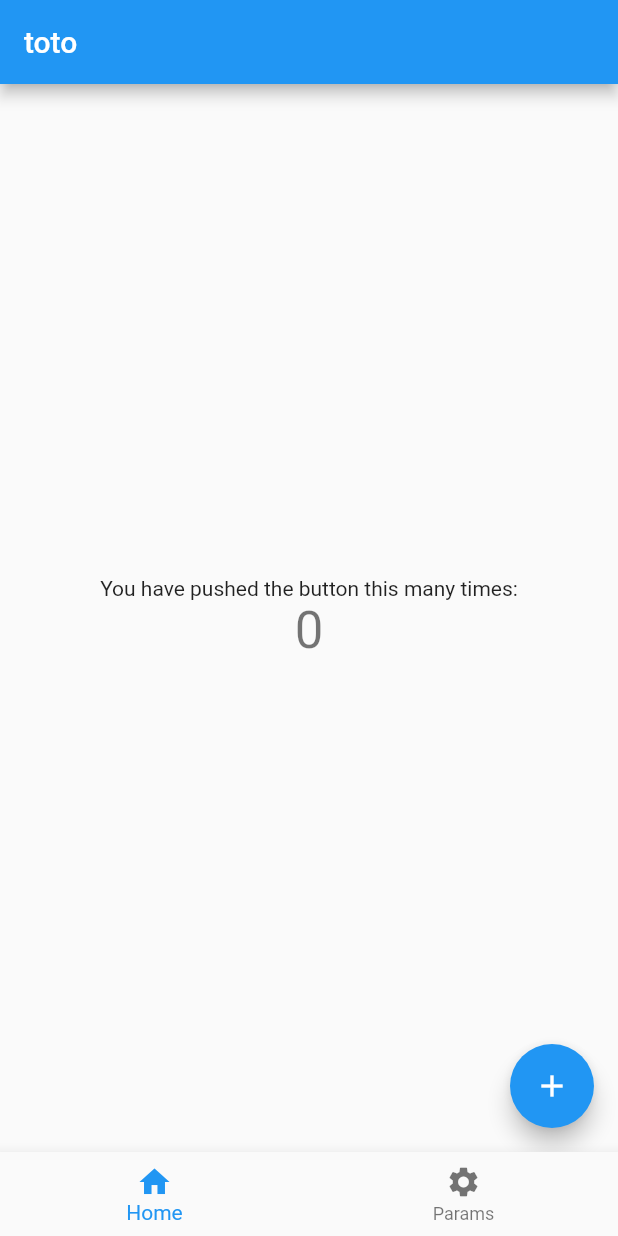
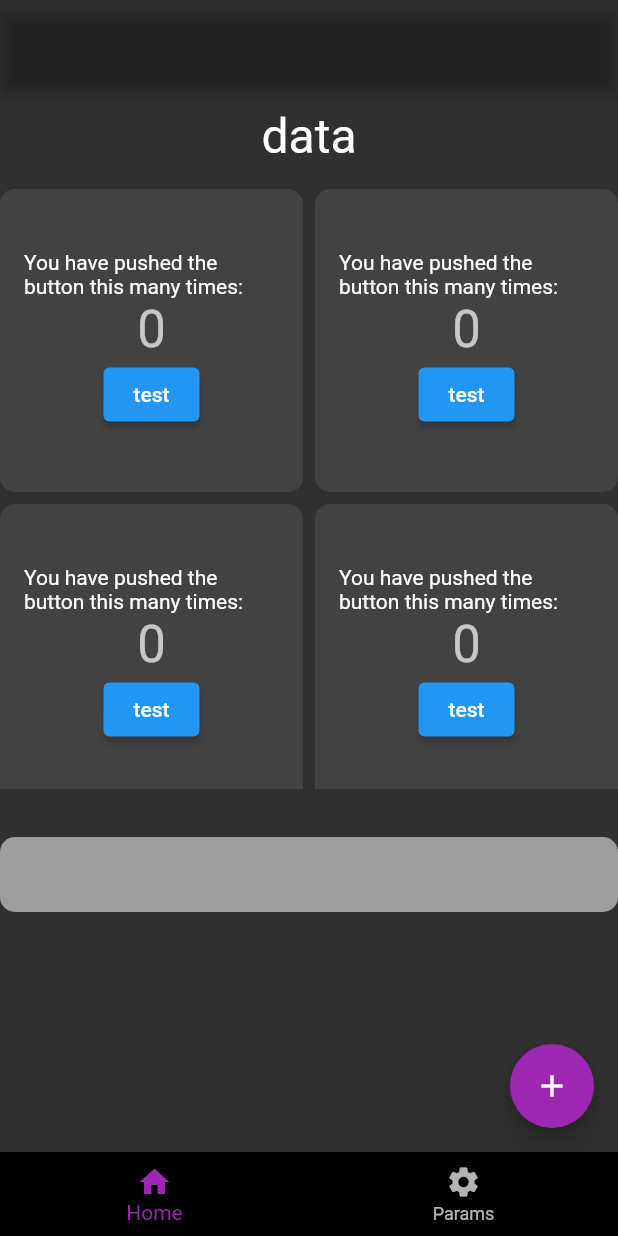
Before and after one commit to felixbouveret/flutter-capsule, a Flutter app: the screen it shows after launch, on a phone screen of 412 x 824 dp. Run offline on Flutter 3.47's test engine with Material 2 defaults, Android fonts, the phone set to English and light mode, and no system bars.

Commit message:
Brand first draft

```diff
--- /dev/null
+++ b/lib/components/Wrapper.dart
@@ -0,0 +1,10 @@
+import 'package:flutter/cupertino.dart';
+
+class Wrapper extends StatelessWidget {
+  const Wrapper({Key key}) : super(key: key);
+
+  @override
+  Widget build(BuildContext context) {
+    return Container();
+  }
+}
--- a/lib/main.dart
+++ b/lib/main.dart
@@ -11,11 +11,16 @@ class MyApp extends StatelessWidget {
     return MaterialApp(
       title: 'Flutter Demo',
       theme: ThemeData(
-        primarySwatch: Colors.blue,
-      ),
+          primaryColor: Colors.blue[900],
+          accentColor: Colors.purple[500],
+          brightness: Brightness.dark),
       home: Scaffold(
-        body: MyHomePage(title: 'Flutter Demo Home Page'),
+        appBar: AppBar(
+          backgroundColor: Colors.transparent,
+        ),
+        body: Container(child: MyHomePage(title: 'Flutter Demo Home Page')),
         bottomNavigationBar: BottomNavigationBar(
+          backgroundColor: Colors.black,
           items: [
             BottomNavigationBarItem(
               icon: Icon(Icons.home),
--- a/lib/modules/Home/HomeModule.dart
+++ b/lib/modules/Home/HomeModule.dart
@@ -1,46 +1,70 @@
+import 'package:capsule/modules/Home/components/Increment.dart';
 import 'package:flutter/material.dart';
 
-class HomeModule extends StatefulWidget {
+class HomeModule extends StatelessWidget {
   HomeModule({Key key}) : super(key: key);
 
   @override
-  _HomeModuleState createState() => _HomeModuleState();
-}
-
-class _HomeModuleState extends State<HomeModule> {
-  int _counter = 0;
-
-  void _incrementCounter() {
-    setState(() {
-      _counter++;
-    });
-  }
-
-  @override
   Widget build(BuildContext context) {
-    return Scaffold(
-      appBar: AppBar(
-        title: Text('toto'),
-      ),
-      body: Center(
-        child: Column(
-          mainAxisAlignment: MainAxisAlignment.center,
-          children: [
-            Text(
-              'You have pushed the button this many times:',
-            ),
-            Text(
-              '$_counter',
-              style: Theme.of(context).textTheme.headline4,
-            ),
-          ],
+    return Column(
+      children: [
+        Container(
+          margin: EdgeInsets.symmetric(vertical: 16),
+          child: Text(
+            'data',
+            style: TextStyle(fontSize: 32),
+          ),
         ),
-      ),
-      floatingActionButton: FloatingActionButton(
-        onPressed: _incrementCounter,
-        tooltip: 'Increment',
-        child: Icon(Icons.add),
-      ),
+        Container(
+          height: 400,
+          margin: EdgeInsets.only(bottom: 32),
+          child: GridView.count(
+            crossAxisCount: 2,
+            shrinkWrap: false,
+            primary: true,
+            crossAxisSpacing: 8,
+            mainAxisSpacing: 8,
+            children: [
+              Container(
+                padding: EdgeInsets.all(16),
+                decoration: BoxDecoration(
+                    borderRadius: BorderRadius.circular(10),
+                    color: Colors.grey[800]),
+                child: Increment(),
+              ),
+              Container(
+                padding: EdgeInsets.all(16),
+                decoration: BoxDecoration(
+                    borderRadius: BorderRadius.circular(10),
+                    color: Colors.grey[800]),
+                child: Increment(),
+              ),
+              Container(
+                padding: EdgeInsets.all(16),
+                decoration: BoxDecoration(
+                    borderRadius: BorderRadius.circular(10),
+                    color: Colors.grey[800]),
+                child: Increment(),
+              ),
+              Container(
+                padding: EdgeInsets.all(16),
+                decoration: BoxDecoration(
+                    borderRadius: BorderRadius.circular(10),
+                    color: Colors.grey[800]),
+                child: Increment(),
+              )
+            ],
+            physics: ClampingScrollPhysics(),
+          ),
+        ),
+        Container(
+          height: 50,
+          decoration: BoxDecoration(
+            borderRadius: BorderRadius.circular(10),
+            color: Colors.grey,
+          ),
+        )
+      ],
     );
   }
 }
--- /dev/null
+++ b/lib/modules/Home/components/Increment.dart
@@ -0,0 +1,37 @@
+import 'package:flutter/material.dart';
+
+class Increment extends StatefulWidget {
+  const Increment({Key key}) : super(key: key);
+
+  @override
+  _IncrementState createState() => _IncrementState();
+}
+
+class _IncrementState extends State<Increment> {
+  int _counter = 0;
+
+  void _incrementCounter() {
+    setState(() {
+      _counter++;
+    });
+  }
+
+  @override
+  Widget build(BuildContext context) {
+    return Container(
+      child: Column(
+        mainAxisAlignment: MainAxisAlignment.center,
+        children: [
+          Text(
+            'You have pushed the button this many times:',
+          ),
+          Text(
+            '$_counter',
+            style: Theme.of(context).textTheme.headline4,
+          ),
+          ElevatedButton(onPressed: _incrementCounter, child: Text('test'))
+        ],
+      ),
+    );
+  }
+}
--- a/lib/pages/Home.dart
+++ b/lib/pages/Home.dart
@@ -9,7 +9,11 @@ class MyHomePage extends StatelessWidget {
   @override
   Widget build(BuildContext context) {
     return Scaffold(
-      body: HomeModule(),
-    );
+        body: HomeModule(),
+        floatingActionButton: FloatingActionButton(
+          tooltip: 'Increment',
+          onPressed: () {},
+          child: Icon(Icons.add),
+        ));
   }
 }
```
